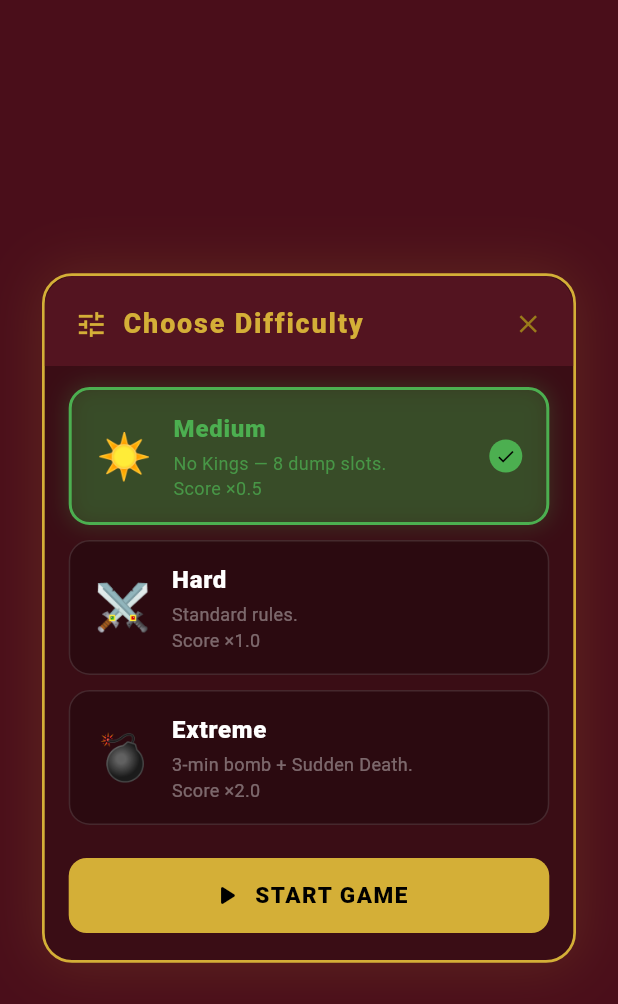
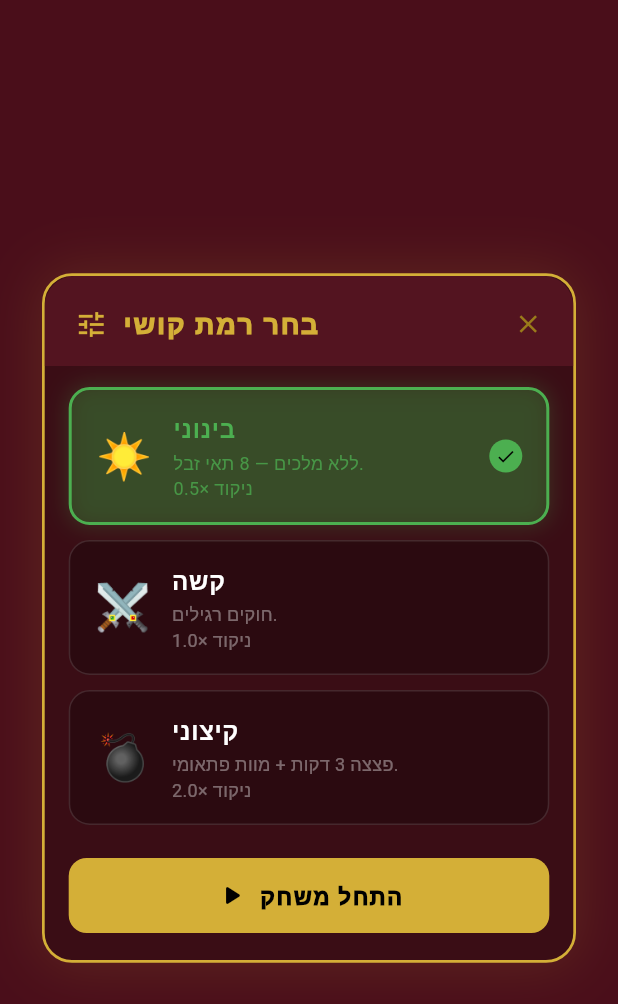
Before and after one commit to itay-nov/royal-frame, a Flutter app: the _DifficultyPickerDialog widget shown alone on an empty page, opened directly with empty values, on a phone screen of 412 x 824 dp. Shown: the top 1004 px of the screen. Run offline on Flutter 3.47's test engine with Material 3 defaults, Android fonts, the phone set to English and light mode, and no system bars; our stand-ins replace audioplayers, cloud_firestore, confetti, firebase_auth, firebase_core, google_sign_in and 1 more; missing offline and left inert: dart:js_interop, firebase_app_check; accounts and stored records are empty.

Commit message:
Fix difficulty picker dialog not respecting Hebrew language
Title, difficulty names, subtitles and Start button are now localized

Co-Authored-By: Claude Sonnet 4.6 <noreply@anthropic.com>
Claude-Session: https://claude.ai/code/session_01TWiG7wufdNjSQnr1Z3nsaU

```diff
--- a/lib/screens/board_screen.dart
+++ b/lib/screens/board_screen.dart
@@ -617,6 +617,7 @@ class _BoardScreenState extends State<BoardScreen>
       barrierDismissible: true,
       builder: (_) => _DifficultyPickerDialog(
         current: _difficulty,
+        lang: _lang,
         onSelected: (diff) {
           Navigator.pop(context);
           _executeNewGame(diff);
@@ -3058,10 +3059,12 @@ class _BoardScreenState extends State<BoardScreen>
 class _DifficultyPickerDialog extends StatefulWidget {
   final GameDifficulty current;
   final void Function(GameDifficulty) onSelected;
+  final AppLang lang;
 
   const _DifficultyPickerDialog({
     required this.current,
     required this.onSelected,
+    required this.lang,
   });
 
   @override
@@ -3079,32 +3082,35 @@ class _DifficultyPickerDialogState
     _selected = widget.current;
   }
 
-  static const _data = [
+  List<({GameDifficulty diff, String emoji, String name, String subtitle, Color accentLight, Color accentDark})> get _data {
+    final isHe = widget.lang == AppLang.he;
+    return [
       (
         diff: GameDifficulty.medium,
         emoji: '☀️',
-      name: 'Medium',
-      subtitle: 'No Kings — 8 dump slots.\nScore ×0.5',
-      accentLight: Color(0xFF4CAF50),
-      accentDark: Color(0xFF2E7D32),
+        name: isHe ? 'בינוני' : 'Medium',
+        subtitle: isHe ? 'ללא מלכים — 8 תאי זבל.\nניקוד ×0.5' : 'No Kings — 8 dump slots.\nScore ×0.5',
+        accentLight: const Color(0xFF4CAF50),
+        accentDark: const Color(0xFF2E7D32),
       ),
       (
         diff: GameDifficulty.hard,
         emoji: '⚔️',
-      name: 'Hard',
-      subtitle: 'Standard rules.\nScore ×1.0',
-      accentLight: Color(0xFFD4AF37),
-      accentDark: Color(0xFF9A7B1A),
+        name: isHe ? 'קשה' : 'Hard',
+        subtitle: isHe ? 'חוקים רגילים.\nניקוד ×1.0' : 'Standard rules.\nScore ×1.0',
+        accentLight: const Color(0xFFD4AF37),
+        accentDark: const Color(0xFF9A7B1A),
       ),
       (
         diff: GameDifficulty.extreme,
         emoji: '💣',
-      name: 'Extreme',
-      subtitle: '3-min bomb + Sudden Death.\nScore ×2.0',
-      accentLight: Color(0xFFFF5252),
-      accentDark: Color(0xFFB71C1C),
+        name: isHe ? 'קיצוני' : 'Extreme',
+        subtitle: isHe ? 'פצצה 3 דקות + מוות פתאומי.\nניקוד ×2.0' : '3-min bomb + Sudden Death.\nScore ×2.0',
+        accentLight: const Color(0xFFFF5252),
+        accentDark: const Color(0xFFB71C1C),
       ),
     ];
+  }
 
   @override
   Widget build(BuildContext context) {
@@ -3143,10 +3149,10 @@ class _DifficultyPickerDialogState
                 children: [
                   const Icon(Icons.tune, color: kGold, size: 22),
                   const SizedBox(width: 10),
-                  const Expanded(
+                  Expanded(
                     child: Text(
-                      'Choose Difficulty',
-                      style: TextStyle(
+                      widget.lang == AppLang.he ? 'בחר רמת קושי' : 'Choose Difficulty',
+                      style: const TextStyle(
                         color: kGold,
                         fontSize: 18,
                         fontWeight: FontWeight.w900,
@@ -3290,7 +3296,7 @@ class _DifficultyPickerDialogState
                       widget.onSelected(_selected),
                   icon: const Icon(Icons.play_arrow_rounded,
                       size: 22),
-                  label: const Text('START GAME'),
+                  label: Text(widget.lang == AppLang.he ? 'התחל משחק' : 'START GAME'),
                 ),
               ),
             ),
```
Lines whose indentation alone changed are shown as unchanged.
